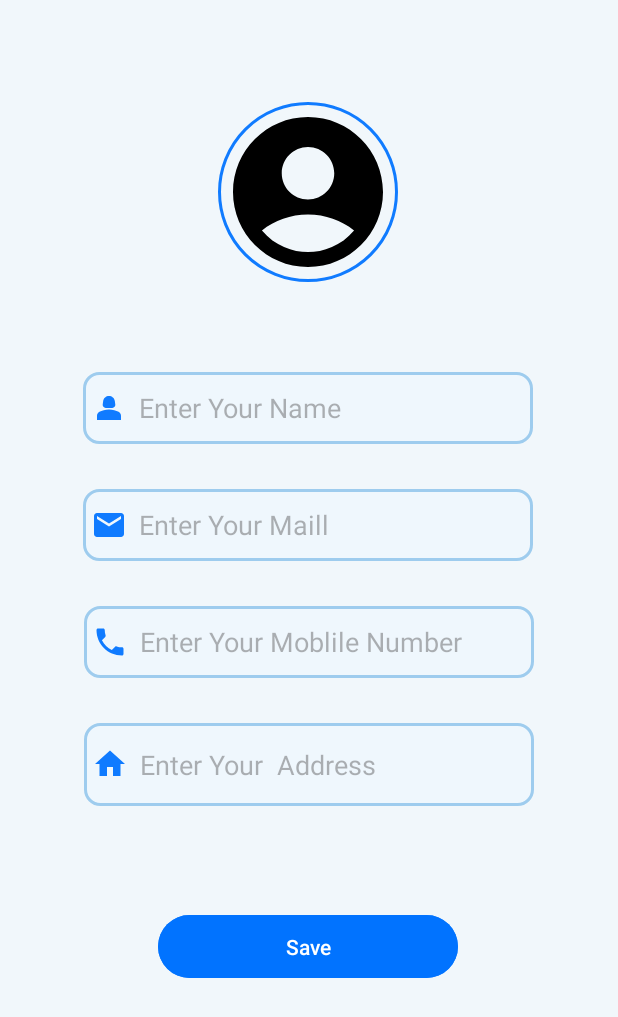
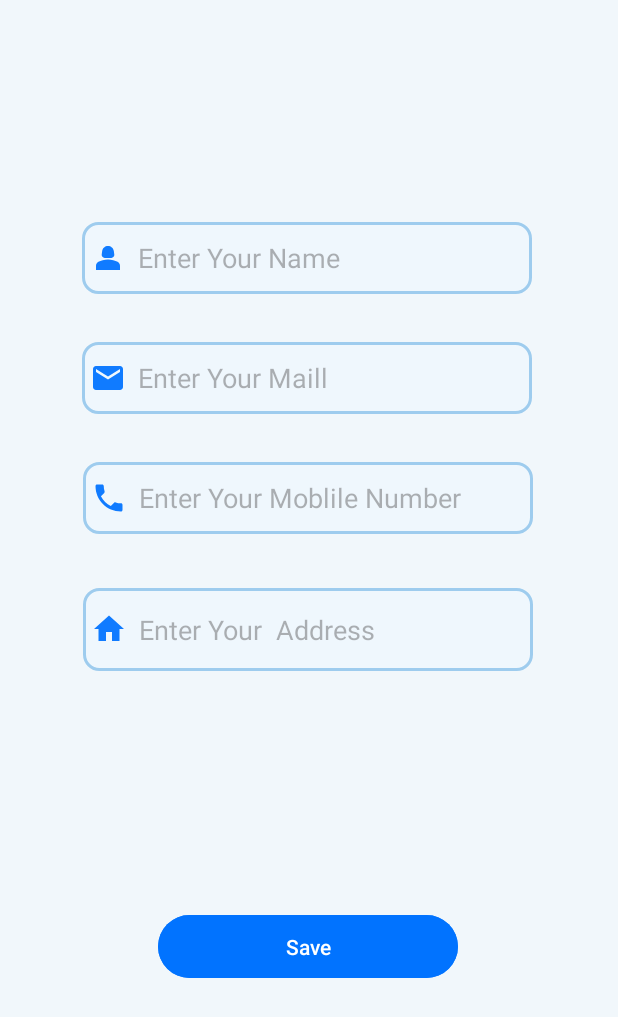
Before and after one commit to ruchit9510/pet-adoption-, an Android app: the UpdatePage screen opened directly, with no data from a screen before it, on a phone screen of 412 x 824 dp. Shown: the top 1017 px of the screen. Run offline under Robolectric (Android 15) with nearby library versions, the phone set to English and light mode, and no system bars; our stand-ins replace Firebase (no records; nobody signed in at launch, a user with empty details on screens opened directly); Roboto replaces fonts that are not available here.

Commit message:
Some Update

```diff
--- a/app/src/main/AndroidManifest.xml
+++ b/app/src/main/AndroidManifest.xml
@@ -18,7 +18,7 @@
         android:theme="@style/Theme.MyPet"
         tools:targetApi="34">
         <activity
-            android:name=".add_pet"
+            android:name=".AddPet"
             android:exported="false" />
         <activity
             android:name=".SellPet"
--- a/app/src/main/java/com/example/mypet/add_pet.kt
+++ b/app/src/main/java/com/example/mypet/AddPet.kt
@@ -3,7 +3,7 @@ package com.example.mypet
 import androidx.appcompat.app.AppCompatActivity
 import android.os.Bundle
 
-class add_pet : AppCompatActivity() {
+class AddPet : AppCompatActivity() {
     override fun onCreate(savedInstanceState: Bundle?) {
         super.onCreate(savedInstanceState)
         setContentView(R.layout.activity_add_pet)
--- a/app/src/main/res/layout/activity_add_pet.xml
+++ b/app/src/main/res/layout/activity_add_pet.xml
@@ -5,7 +5,7 @@
     android:layout_width="match_parent"
     android:layout_height="match_parent"
     android:background="@color/app_theme_light"
-    tools:context=".add_pet">
+    tools:context=".AddPet">
 
     <Button
         android:id="@+id/petSave"
--- a/app/src/main/res/layout/activity_profile.xml
+++ b/app/src/main/res/layout/activity_profile.xml
@@ -34,7 +34,7 @@
         app:layout_constraintTop_toBottomOf="@+id/userAddress2" />
 
     <de.hdodenhof.circleimageview.CircleImageView
-        android:id="@+id/imageView2"
+        android:id="@+id/profileImage"
         android:layout_width="120dp"
         android:layout_height="120dp"
         android:layout_marginTop="68dp"
@@ -81,7 +81,7 @@
         app:layout_constraintEnd_toEndOf="parent"
         app:layout_constraintHorizontal_bias="0.498"
         app:layout_constraintStart_toStartOf="parent"
-        app:layout_constraintTop_toBottomOf="@+id/imageView2" />
+        app:layout_constraintTop_toBottomOf="@+id/profileImage" />
 
     <TextView
         android:id="@+id/userMail2"
--- a/app/src/main/res/layout/activity_update_page.xml
+++ b/app/src/main/res/layout/activity_update_page.xml
@@ -36,7 +36,7 @@
         android:id="@+id/updateAddress"
         android:layout_width="300dp"
         android:layout_height="wrap_content"
-        android:layout_marginTop="30dp"
+        android:layout_marginTop="36dp"
         android:background="@drawable/edit_text_backgroud"
         android:drawableStart="@drawable/baseline_home_24"
         android:drawablePadding="8dp"
@@ -51,14 +51,55 @@
         android:textColorHint="#653E3C3C"
         android:textSize="18sp"
         app:layout_constraintEnd_toEndOf="parent"
+        app:layout_constraintHorizontal_bias="0.495"
         app:layout_constraintStart_toStartOf="parent"
         app:layout_constraintTop_toBottomOf="@+id/updateMobilenumber" />
+
+    <EditText
+        android:id="@+id/updateName"
+        android:layout_width="300dp"
+        android:layout_height="48dp"
+        android:layout_marginTop="148dp"
+        android:background="@drawable/edit_text_backgroud"
+        android:drawableStart="@drawable/baseline_person"
+        android:drawablePadding="8dp"
+        android:drawableTint="@color/app_theme"
+        android:ems="10"
+        android:hint="Enter Your Name"
+        android:inputType="text"
+        android:paddingHorizontal="5dp"
+        android:textColor="#1A1A27"
+        android:textColorHint="#653E3C3C"
+        app:layout_constraintEnd_toEndOf="parent"
+        app:layout_constraintHorizontal_bias="0.486"
+        app:layout_constraintStart_toStartOf="parent"
+        app:layout_constraintTop_toTopOf="parent" />
+
+    <EditText
+        android:id="@+id/updateEmail"
+        android:layout_width="300dp"
+        android:layout_height="48dp"
+        android:layout_marginTop="32dp"
+        android:background="@drawable/edit_text_backgroud"
+        android:drawableStart="@drawable/baseline_email_24"
+        android:drawablePadding="8dp"
+        android:drawableTint="@color/app_theme"
+        android:ems="10"
+        android:hint="Enter Your Maill"
+        android:inputType="textEmailAddress"
+        android:paddingHorizontal="5dp"
+        android:textColor="#1A1A27"
+        android:textColorHint="#653E3C3C"
+        app:layout_constraintEnd_toEndOf="parent"
+        app:layout_constraintHorizontal_bias="0.486"
+        app:layout_constraintStart_toStartOf="parent"
+        app:layout_constraintTop_toBottomOf="@+id/updateName" />
 
     <EditText
         android:id="@+id/updateMobilenumber"
         android:layout_width="300dp"
         android:layout_height="48dp"
-        android:layout_marginTop="30dp"
+        android:layout_marginTop="32dp"
         android:background="@drawable/edit_text_backgroud"
         android:drawableStart="@drawable/baseline_phone_24"
         android:drawablePadding="8dp"
@@ -70,59 +111,8 @@
         android:textColor="#1A1A27"
         android:textColorHint="#653E3C3C"
         app:layout_constraintEnd_toEndOf="parent"
+        app:layout_constraintHorizontal_bias="0.495"
         app:layout_constraintStart_toStartOf="parent"
         app:layout_constraintTop_toBottomOf="@+id/updateEmail" />
 
-    <EditText
-        android:id="@+id/updateEmail"
-        android:layout_width="300dp"
-        android:layout_height="48dp"
-        android:layout_marginTop="30dp"
-        android:background="@drawable/edit_text_backgroud"
-        android:drawableStart="@drawable/baseline_email_24"
-        android:drawablePadding="8dp"
-        android:drawableTint="@color/app_theme"
-        android:ems="10"
-        android:hint="Enter Your Maill"
-        android:inputType="textEmailAddress"
-        android:paddingHorizontal="5dp"
-        android:textColor="#1A1A27"
-        android:textColorHint="#653E3C3C"
-        app:layout_constraintEnd_toEndOf="parent"
-        app:layout_constraintHorizontal_bias="0.495"
-        app:layout_constraintStart_toStartOf="parent"
-        app:layout_constraintTop_toBottomOf="@+id/updateName" />
-
-    <EditText
-        android:id="@+id/updateName"
-        android:layout_width="300dp"
-        android:layout_height="48dp"
-        android:layout_marginTop="60dp"
-        android:background="@drawable/edit_text_backgroud"
-        android:drawableStart="@drawable/baseline_person"
-        android:drawablePadding="8dp"
-        android:drawableTint="@color/app_theme"
-        android:ems="10"
-        android:hint="Enter Your Name"
-        android:inputType="text"
-        android:paddingHorizontal="5dp"
-        android:textColor="#1A1A27"
-        android:textColorHint="#653E3C3C"
-        app:layout_constraintEnd_toEndOf="parent"
-        app:layout_constraintHorizontal_bias="0.495"
-        app:layout_constraintStart_toStartOf="parent"
-        app:layout_constraintTop_toBottomOf="@+id/updateimageView" />
-
-    <de.hdodenhof.circleimageview.CircleImageView
-        android:id="@+id/updateimageView"
-        android:layout_width="120dp"
-        android:layout_height="120dp"
-        android:layout_marginTop="68dp"
-        android:src="@drawable/baseline_account_circle_24"
-        app:civ_border_color="@color/app_theme"
-        app:civ_border_width="2dp"
-        app:layout_constraintEnd_toEndOf="parent"
-        app:layout_constraintHorizontal_bias="0.498"
-        app:layout_constraintStart_toStartOf="parent"
-        app:layout_constraintTop_toTopOf="parent" />
 </androidx.constraintlayout.widget.ConstraintLayout>
```
Also changed, not shown: app/src/main/java/com/example/mypet/Profile.kt (+68 -2 lines), app/src/main/java/com/example/mypet/UpdatePage.kt (+2 -101 lines).
